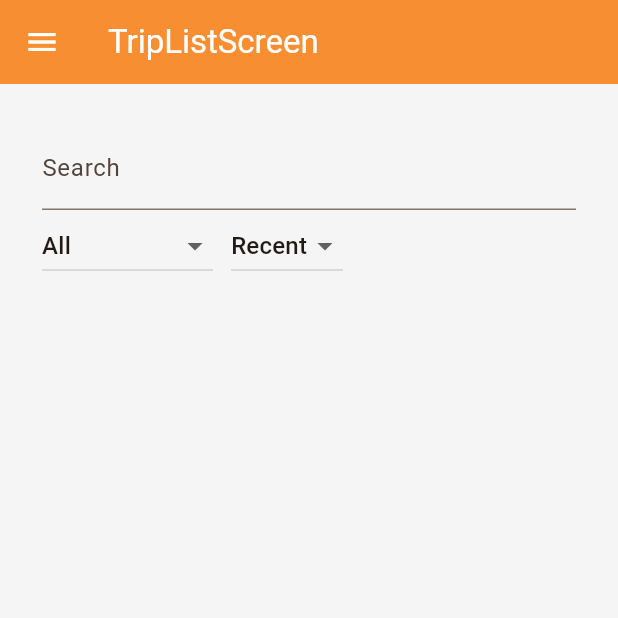
After one commit to Los-Parkers-IoT/iot-solutions-development-cargasafe-mobile, a Flutter app: the TripsListScreen screen opened by its route, on a phone screen of 412 x 824 dp, the top half of it. The commit adds this screen. Run offline on Flutter 3.47's test engine with Material 3 defaults, Android fonts, the light colour scheme and no system bars; our stand-ins replace dio, equatable, fl_chart, flutter_bloc, go_router, shared_preferences; accounts and stored records are empty; network calls fail.

Commit message:
refactor: update appbar

```diff
--- a/lib/shared/app/di/app_providers.dart
+++ b/lib/shared/app/di/app_providers.dart
@@ -1,4 +1,5 @@
 import 'package:cargasafe/alerts/application/alert_bloc.dart';
+import 'package:cargasafe/trips/application/trips_bloc.dart';
 import 'package:flutter/material.dart';
 import 'package:provider/provider.dart';
 import 'package:provider/single_child_widget.dart';
@@ -69,6 +70,11 @@ final List<SingleChildWidget> appProviders = [
       return bloc;
     },
   ),
+  BlocProvider<TripsBloc>(
+    create: (context) {
+      return TripsBloc();
+    },
+  ),
 
   // FLEET
   ChangeNotifierProvider<FleetProvider>(
--- a/lib/shared/app/router/app_router.dart
+++ b/lib/shared/app/router/app_router.dart
@@ -1,6 +1,7 @@
 import 'package:cargasafe/alerts/presentation/routing/alert_routes.dart';
 import 'package:cargasafe/dashboard/presentation/routing/dashboard_routes.dart';
 import 'package:cargasafe/fleet/presentation/routing/fleet_routes.dart';
+import 'package:cargasafe/trips/presentation/trips_routes.dart';
 import 'package:go_router/go_router.dart';
 
 import '../layout/main_layout.dart';
@@ -12,7 +13,12 @@ final appRouter = GoRouter(
   routes: [
     ShellRoute(
       builder: (context, state, child) => MainLayout(child: child),
-      routes: [...dashboardRoutes, ...alertRoutes, ...fleetRoutes],
+      routes: [
+        ...dashboardRoutes,
+        ...alertRoutes,
+        ...fleetRoutes,
+        ...tripsRoutes,
+      ],
     ),
   ],
 );
--- a/lib/trips/application/trips_bloc.dart
+++ b/lib/trips/application/trips_bloc.dart
@@ -6,13 +6,11 @@ import 'package:cargasafe/trips/infrastructure/trip_api.dart';
 import 'trips_state.dart';
 import 'package:flutter_bloc/flutter_bloc.dart';
 
-import 'package:bloc/bloc.dart';
-
-class TripsCubit extends Cubit<TripsState> {
+class TripsBloc extends Cubit<TripsState> {
   final TripsApi tripsApi = TripsApi();
   final DeliveryOrdersApi deliveryOrdersApi = DeliveryOrdersApi();
 
-  TripsCubit() : super(TripsState.initial());
+  TripsBloc() : super(TripsState.initial());
 
   // -----------------------------------------------------
   // LOAD TRIPS
--- /dev/null
+++ b/lib/trips/presentation/screens/trips_list_screen.dart
@@ -0,0 +1,35 @@
+import 'package:cargasafe/shared/presentation/widgets/app_scaffold.dart';
+import 'package:cargasafe/trips/application/trips_bloc.dart';
+import 'package:cargasafe/trips/presentation/widgets/trip_table_list_widget.dart';
+import 'package:cargasafe/trips/presentation/widgets/trip_total_summary_widget.dart';
+import 'package:flutter/material.dart';
+import 'package:flutter_bloc/flutter_bloc.dart';
+
+class TripsListScreen extends StatelessWidget {
+  const TripsListScreen({super.key});
+
+  @override
+  Widget build(BuildContext context) {
+    final bloc = context.read<TripsBloc>();
+
+    return AppScaffold(
+      title: 'TripListScreen',
+      actions: [
+        TextButton(
+          onPressed: () => Navigator.pushNamed(context, "/trips/create"),
+          child: const Text("+ Create"),
+        ),
+      ],
+      body: Padding(
+        padding: const EdgeInsets.all(16.0),
+        child: Column(
+          crossAxisAlignment: CrossAxisAlignment.start,
+          children: [
+            TripTotalSummaryWidget(),
+            Expanded(child: TripTableListWidget()),
+          ],
+        ),
+      ),
+    );
+  }
+}
--- /dev/null
+++ b/lib/trips/presentation/widgets/trip_table_list_widget.dart
@@ -0,0 +1,189 @@
+import 'package:cargasafe/trips/application/trips_bloc.dart';
+import 'package:cargasafe/trips/application/trips_state.dart';
+import 'package:flutter/material.dart';
+import 'package:flutter_bloc/flutter_bloc.dart';
+
+import '../../domain/model/trip.dart';
+
+class TripTableListWidget extends StatefulWidget {
+  const TripTableListWidget({super.key});
+
+  @override
+  State<TripTableListWidget> createState() => _TripTableListWidgetState();
+}
+
+class _TripTableListWidgetState extends State<TripTableListWidget> {
+  String search = "";
+  String filter = "all";
+  String order = "desc";
+
+  Trip? selected;
+  bool showToast = false;
+  String toastMessage = "";
+
+  @override
+  void initState() {
+    super.initState();
+    context.read<TripsBloc>().loadTrips();
+  }
+
+  @override
+  Widget build(BuildContext context) {
+    return BlocBuilder<TripsBloc, TripsState>(
+      builder: (context, state) {
+        final list = _applyFilters(state.trips.data);
+
+        return Column(
+          children: [
+            _buildFilters(),
+            Expanded(
+              child: ListView.builder(
+                itemCount: list.length,
+                itemBuilder: (_, i) {
+                  final trip = list[i];
+                  return ListTile(
+                    title: Text("Trip #${trip.id}"),
+                    subtitle: Text("Driver: ${trip.driverId}"),
+                    trailing: Row(
+                      mainAxisSize: MainAxisSize.min,
+                      children: [
+                        IconButton(
+                          icon: const Icon(Icons.visibility),
+                          onPressed: () =>
+                              Navigator.pushNamed(context, "/trips/${trip.id}"),
+                        ),
+                        if (trip.isCreated())
+                          IconButton(
+                            icon: const Icon(Icons.edit),
+                            onPressed: () => _openModifyModal(trip),
+                          ),
+                      ],
+                    ),
+                  );
+                },
+              ),
+            ),
+            if (showToast)
+              Container(
+                margin: const EdgeInsets.all(16),
+                padding: const EdgeInsets.all(12),
+                decoration: BoxDecoration(
+                  color: Colors.black87,
+                  borderRadius: BorderRadius.circular(8),
+                ),
+                child: Text(
+                  toastMessage,
+                  style: const TextStyle(color: Colors.white),
+                ),
+              ),
+          ],
+        );
+      },
+    );
+  }
+
+  //-------------------------------------------------------------------------
+  // FILTERS
+  //-------------------------------------------------------------------------
+
+  Widget _buildFilters() {
+    return Padding(
+      padding: const EdgeInsets.all(12),
+      child: Column(
+        children: [
+          TextField(
+            decoration: const InputDecoration(labelText: "Search"),
+            onChanged: (v) => setState(() => search = v),
+          ),
+          Row(
+            children: [
+              DropdownButton<String>(
+                value: filter,
+                items: const [
+                  DropdownMenuItem(value: "all", child: Text("All")),
+                  DropdownMenuItem(value: "0", child: Text("Completado")),
+                  DropdownMenuItem(value: "1", child: Text("Cancelado")),
+                  DropdownMenuItem(value: "2", child: Text("En curso")),
+                  DropdownMenuItem(value: "3", child: Text("Programado")),
+                ],
+                onChanged: (v) => setState(() => filter = v!),
+              ),
+              const SizedBox(width: 12),
+              DropdownButton<String>(
+                value: order,
+                items: const [
+                  DropdownMenuItem(value: "desc", child: Text("Recent")),
+                  DropdownMenuItem(value: "asc", child: Text("Oldest")),
+                ],
+                onChanged: (v) => setState(() => order = v!),
+              ),
+            ],
+          ),
+        ],
+      ),
+    );
+  }
+
+  List<Trip> _applyFilters(List<Trip> items) {
+    var list = [...items];
+
+    if (search.isNotEmpty) {
+      final q = search.toLowerCase();
+      list = list
+          .where(
+            (t) =>
+                t.id.toString().contains(q) ||
+                t.driverId.toString().contains(q),
+          )
+          .toList();
+    }
+
+    if (order == "desc") {
+      list.sort((a, b) => b.createdAt.compareTo(a.createdAt));
+    } else {
+      list.sort((a, b) => a.createdAt.compareTo(b.createdAt));
+    }
+
+    return list;
+  }
+
+  //-------------------------------------------------------------------------
+  // MODIFY BOTTOM SHEET
+  //-------------------------------------------------------------------------
+
+  void _openModifyModal(Trip trip) {
+    selected = trip;
+
+    showModalBottomSheet(context: context, builder: (_) => _buildModifySheet());
+  }
+
+  Widget _buildModifySheet() {
+    return Padding(
+      padding: const EdgeInsets.all(16),
+      child: Column(
+        mainAxisSize: MainAxisSize.min,
+        children: [
+          const Text("Modificar viaje", style: TextStyle(fontSize: 18)),
+          const SizedBox(height: 16),
+          ElevatedButton(
+            onPressed: () => _confirmModify(),
+            child: const Text("Guardar cambios"),
+          ),
+        ],
+      ),
+    );
+  }
+
+  void _confirmModify() {
+    Navigator.pop(context);
+
+    setState(() {
+      toastMessage = "Trip updated";
+      showToast = true;
+    });
+
+    Future.delayed(const Duration(seconds: 2), () {
+      setState(() => showToast = false);
+    });
+  }
+}
```
Also changed, not shown: lib/trips/presentation/trips_routes.dart (added, +10 -0 lines), lib/trips/presentation/widgets/trip_total_summary_widget.dart (added, +70 -0 lines).
